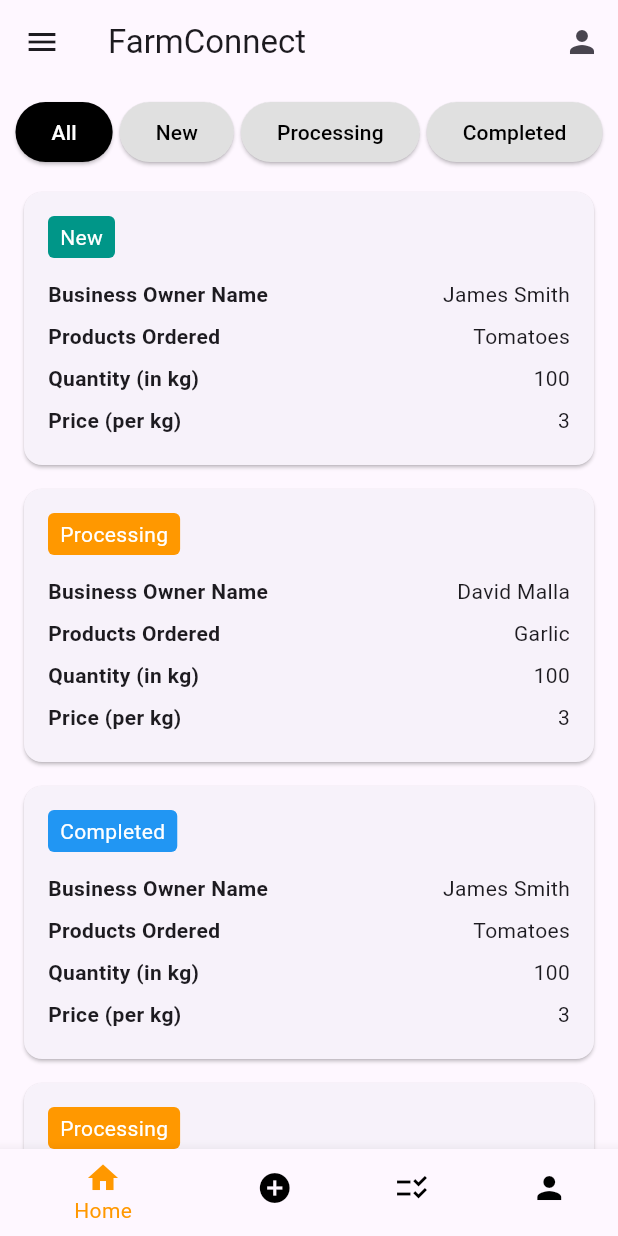
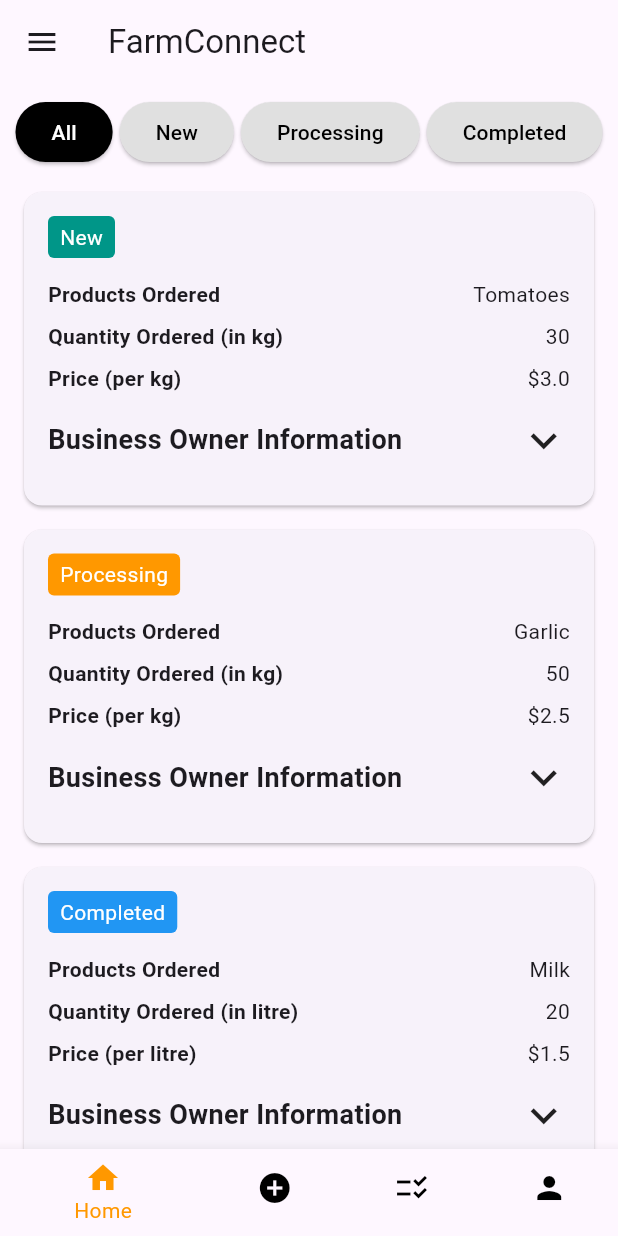
Before and after one commit to fagojs/FarmConnect, a Flutter app: the FarmerHomePage screen opened directly, on a phone screen of 412 x 824 dp. Run offline on Flutter 3.47's test engine with Material 3 defaults, Android fonts, the phone set to English and light mode, and no system bars; our stand-ins replace email_validator, image_picker.

Commit message:
added business info in toggle option, managed navigation, code refactor

```diff
--- a/lib/screens/farmer/home_page.dart
+++ b/lib/screens/farmer/home_page.dart
@@ -1,7 +1,10 @@
 import 'package:flutter/material.dart';
+
 import './list_product_page/list_product.dart';
 import './manage_order/manage_orders.dart';
 import './profile/profile_page.dart';
+import '../../data/dummy_orders.dart';
+import '../../models/order_model.dart';
 
 class FarmerHomePage extends StatefulWidget {
   @override
@@ -11,65 +14,43 @@ class FarmerHomePage extends StatefulWidget {
 class _FarmerHomePageState extends State<FarmerHomePage> {
   String _selectedFilter = 'All';
   int _currentIndex = 0;
-  final List<Map<String, String>> _orders = [
-    {
-      'status': 'New',
-      'owner': 'James Smith',
-      'product': 'Tomatoes',
-      'quantity': '100',
-      'price': '3'
-    },
-    {
-      'status': 'Processing',
-      'owner': 'David Malla',
-      'product': 'Garlic',
-      'quantity': '100',
-      'price': '3'
-    },
-    {
-      'status': 'Completed',
-      'owner': 'James Smith',
-      'product': 'Tomatoes',
-      'quantity': '100',
-      'price': '3'
-    },
-    {
-      'status': 'Processing',
-      'owner': 'David Malla',
-      'product': 'Garlic',
-      'quantity': '100',
-      'price': '3'
-    },
-    {
-      'status': 'Completed',
-      'owner': 'James Smith',
-      'product': 'Tomatoes',
-      'quantity': '100',
-      'price': '3'
-    },
-  ];
+
+  // This list keeps track of which card's business information is visible
+  List<bool> _showBusinessOwnerInfoList = [];
+
+  @override
+  void initState() {
+    super.initState();
+    // Initialize the visibility state for each order as false (collapsed)
+    _showBusinessOwnerInfoList = List<bool>.filled(dummyOrders.length, false);
+  }
+
+  void _toggleBusinessInfo(int index) {
+    setState(() {
+      _showBusinessOwnerInfoList[index] = !_showBusinessOwnerInfoList[index];
+    });
+  }
+
+  // Helper function to reset business owner info state
+  void _resetBusinessInfoState() {
+    setState(() {
+      _showBusinessOwnerInfoList = List.filled(dummyOrders.length, false);
+    });
+  }
 
   @override
   Widget build(BuildContext context) {
     return Scaffold(
       appBar: AppBar(
-        title: Text('FarmConnect'),
+        title: const Text('FarmConnect'),
         leading: Builder(
           builder: (context) => IconButton(
-            icon: Icon(Icons.menu),
+            icon: const Icon(Icons.menu),
             onPressed: () {
               Scaffold.of(context).openDrawer(); // Opens the drawer
             },
           ),
         ),
-        actions: [
-          IconButton(
-            icon: Icon(Icons.person),
-            onPressed: () {
-              // User profile logic
-            },
-          ),
-        ],
       ),
       drawer: Drawer(
         child: ListView(
@@ -93,6 +74,9 @@ class _FarmerHomePageState extends State<FarmerHomePage> {
               onTap: () {
                 Navigator.of(context).pop(); // Close the drawer
                 // Navigate to Home Screen
+                Navigator.pushReplacement(
+                  context,
+                  MaterialPageRoute(builder: (context) => FarmerHomePage()));
               },
             ),
             ListTile(
@@ -101,6 +85,10 @@ class _FarmerHomePageState extends State<FarmerHomePage> {
               onTap: () {
                 Navigator.of(context).pop(); // Close the drawer
                 // Navigate to List Product Screen
+                Navigator.pushReplacement(
+                  context,
+                  MaterialPageRoute(builder: (context) => ListProductPage())
+                );
               },
             ),
             ListTile(
@@ -109,6 +97,9 @@ class _FarmerHomePageState extends State<FarmerHomePage> {
               onTap: () {
                 Navigator.of(context).pop(); // Close the drawer
                 // Navigate to Profile Screen
+                Navigator.pushReplacement(
+                  context,
+                  MaterialPageRoute(builder: (context) => FarmerProfilePage()));
               },
             ),
             ListTile(
@@ -117,9 +108,9 @@ class _FarmerHomePageState extends State<FarmerHomePage> {
               onTap: () {
                 Navigator.of(context).pop(); // Close the drawer
                 // Navigate to Settings Screen
-              },
+              }
             ),
-            Divider(),
+            const Divider(),
             ListTile(
               leading: const Icon(Icons.logout),
               title: const Text('Log Out'),
@@ -147,25 +138,26 @@ class _FarmerHomePageState extends State<FarmerHomePage> {
           ),
           Expanded(
             child: ListView.builder(
-              itemCount: _orders.length,
+              itemCount: dummyOrders.length,
               itemBuilder: (context, index) {
-                final order = _orders[index];
+                final order = dummyOrders[index];
                 if (_selectedFilter == 'All' ||
-                    _selectedFilter == order['status']) {
-                  return _buildOrderCard(order);
+                    _selectedFilter == order.status) {
+                  return _buildOrderCard(order, index);
                 } else {
-                  return SizedBox.shrink(); // Hide if not in selected filter
+                  return const SizedBox.shrink(); // Hide if not in selected filter
                 }
               },
             ),
           ),
         ],
       ),
-      bottomNavigationBar: BottomNavigationBar(
+  bottomNavigationBar: BottomNavigationBar(
   currentIndex: _currentIndex, // Set the current index
   onTap: (index) {
     setState(() {
       _currentIndex = index; // Update the current index
+      _resetBusinessInfoState();
     });
 
     // Navigate to the respective page based on index
@@ -191,12 +183,12 @@ class _FarmerHomePageState extends State<FarmerHomePage> {
       case 3:
         Navigator.pushReplacement(
           context,
-          MaterialPageRoute(builder: (context) => ProfilePage()), // Replace with your Profile page
+          MaterialPageRoute(builder: (context) => FarmerProfilePage()), // Replace with your Profile page
         );
         break;
     }
   },
-  items: [
+  items: const [
     BottomNavigationBarItem(
       icon: Icon(Icons.home),
       label: 'Home',
@@ -229,6 +221,7 @@ class _FarmerHomePageState extends State<FarmerHomePage> {
       ),
       onPressed: () {
         setState(() {
+          _resetBusinessInfoState();
           _selectedFilter = filter;
         });
       },
@@ -236,30 +229,53 @@ class _FarmerHomePageState extends State<FarmerHomePage> {
     );
   }
 
-  Widget _buildOrderCard(Map<String, String> order) {
+  Widget _buildOrderCard(Order order, int index) {
     return Card(
-      margin: EdgeInsets.symmetric(vertical: 8.0, horizontal: 16.0),
+      margin: const EdgeInsets.symmetric(vertical: 8.0, horizontal: 16.0),
       child: Padding(
         padding: const EdgeInsets.all(16.0),
         child: Column(
           crossAxisAlignment: CrossAxisAlignment.start,
           children: <Widget>[
             Container(
-              padding: EdgeInsets.symmetric(vertical: 4, horizontal: 8),
+              padding: const EdgeInsets.symmetric(vertical: 4, horizontal: 8),
               decoration: BoxDecoration(
-                color: _getStatusColor(order['status']!),
+                color: _getStatusColor(order.status),
                 borderRadius: BorderRadius.circular(4),
               ),
               child: Text(
-                order['status']!,
-                style: TextStyle(color: Colors.white),
+                order.status,
+                style: const TextStyle(color: Colors.white),
               ),
             ),
+            const SizedBox(height: 10),
+            _buildOrderDetailRow('Products Ordered', order.orderedProduct.productName),
+            _buildOrderDetailRow('Quantity Ordered (in ${order.orderedProduct.category == 'Dairy' ? 'litre' : 'kg'})', order.orderedQuantity.toString()),
+            _buildOrderDetailRow('Price (per ${order.orderedProduct.category == 'Dairy' ? 'litre' : 'kg'})', '\$${order.orderedProduct.pricePerKg.toString()}'),
+            const SizedBox(height: 10),
+            GestureDetector(
+              onTap:(){
+                _toggleBusinessInfo(index);
+              },
+              child: Row(
+                mainAxisAlignment: MainAxisAlignment.spaceBetween,
+                children: [
+                  Text(
+                    'Business Owner Information',
+                    style: TextStyle(fontSize: 18, fontWeight: FontWeight.bold),
+                  ),
+                  Icon(_showBusinessOwnerInfoList[index] ? Icons.keyboard_arrow_up : Icons.keyboard_arrow_down, size: 35,),
+                ],
+              ),
+            ),
+            if (_showBusinessOwnerInfoList[index]) ...[
+              const SizedBox(height: 10),
+              const Text('Business Owner Name: John Wick', style: TextStyle(fontSize: 16)),
+              const Text('Business Owner Address: Sydney, Australia', style: TextStyle(fontSize: 16)),
+              const Text('Business Owner Contact Number: 042867456', style: TextStyle(fontSize: 16)),
+              const Text('Email: johnwick@gmail.com', style: TextStyle(fontSize: 16)),
+            ],
             SizedBox(height: 10),
-            _buildOrderDetailRow('Business Owner Name', order['owner']!),
-            _buildOrderDetailRow('Products Ordered', order['product']!),
-            _buildOrderDetailRow('Quantity (in kg)', order['quantity']!),
-            _buildOrderDetailRow('Price (per kg)', order['price']!),
           ],
         ),
       ),
@@ -274,11 +290,12 @@ class _FarmerHomePageState extends State<FarmerHomePage> {
         children: <Widget>[
           Text(
             label,
-            style: TextStyle(fontWeight: FontWeight.bold),
+            style: const TextStyle(fontWeight: FontWeight.bold),
           ),
           Text(value),
         ],
       ),
+
     );
   }
 
```
